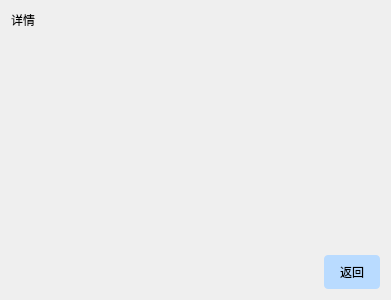
First picture: the form in ui_class/record_info.ui, repository reflux18d/MaiGO, before the edit.
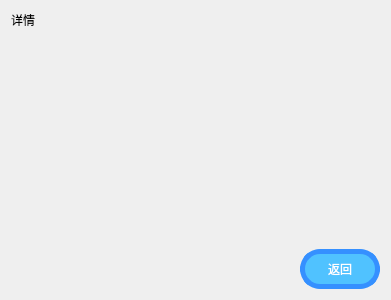
Second picture: the form after the edit.

```diff
--- a/ui_class/record_info.ui
+++ b/ui_class/record_info.ui
@@ -30,6 +30,9 @@
     <layout class="QVBoxLayout" name="verticalLayout">
      <item>
       <widget class="QLabel" name="info_label">
+       <property name="styleSheet">
+        <string notr="true">font: 14pt &quot;黑体&quot;;</string>
+       </property>
        <property name="text">
         <string>详情</string>
        </property>
@@ -73,26 +76,29 @@
        <item>
         <widget class="QPushButton" name="return_button">
          <property name="sizePolicy">
-          <sizepolicy hsizetype="Fixed" vsizetype="Fixed">
+          <sizepolicy hsizetype="Maximum" vsizetype="Maximum">
            <horstretch>0</horstretch>
            <verstretch>0</verstretch>
           </sizepolicy>
          </property>
+         <property name="minimumSize">
+          <size>
+           <width>80</width>
+           <height>40</height>
+          </size>
+         </property>
+         <property name="maximumSize">
+          <size>
+           <width>80</width>
+           <height>40</height>
+          </size>
+         </property>
          <property name="styleSheet">
-          <string notr="true">QPushButton {
-    background-color: rgb(185, 219, 255);  /* 蓝色背景 */
-    color: rgb(0, 0, 0);
-    border: none;
-    border-radius: 4px;
-    padding: 8px 16px;
-	font: 14pt &quot;STHupo&quot;;
-}
-QPushButton:hover {
-    background-color: rgb(103, 202, 255);  /* 悬停变深蓝 */
-}
-QPushButton:pressed {
-    background-color: rgb(101, 206, 255);  /* 按下颜色 */
-}</string>
+          <string notr="true">font: 14pt &quot;黑体&quot;;
+border-radius: 20px;      /* 圆角半径（像素） */
+    background-color:rgb(80, 194, 255);
+    color: white;             /* 文字颜色 */
+    border: 5px solid rgb(53, 144, 255); /* 边框样式 */</string>
          </property>
          <property name="text">
           <string>返回</string>
```
